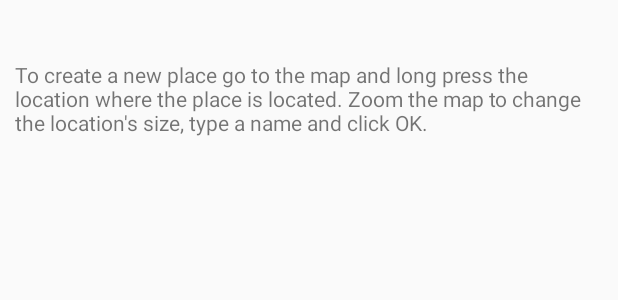
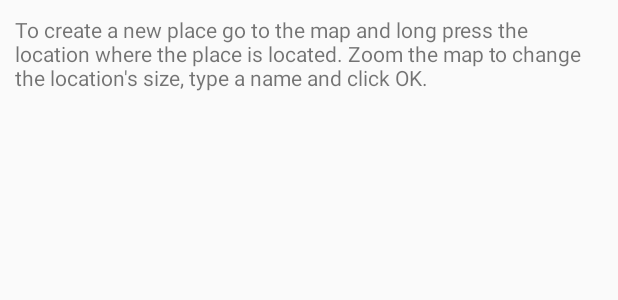
Before and after one commit to TheSoftwareFactory/lokki-android, an Android app: the layout fragment_places.xml on its own in the app's theme, with its tools: preview values and no code run, on a phone screen of 412 x 824 dp. Shown: the top 300 px of the screen. Run offline under Robolectric (Android 15) with nearby library versions, the phone set to English and light mode, and no system bars.

Commit message:
Moved place creation instructions above list of places

```diff
--- a/App/src/main/res/layout/fragment_places.xml
+++ b/App/src/main/res/layout/fragment_places.xml
@@ -7,15 +7,17 @@
     <ListView
         android:id="@+id/listView1"
         android:layout_width="fill_parent"
-        android:layout_height="wrap_content" />
+        android:layout_height="wrap_content"
+        android:layout_below="@+id/textView1" />
 
     <TextView
         android:id="@+id/textView1"
-        android:layout_below="@id/listView1"
         android:text="@string/places_how_to_create"
-        android:layout_marginTop="30dp"
         android:padding="10dp"
         android:layout_width="fill_parent"
-        android:layout_height="wrap_content" />
+        android:layout_height="wrap_content"
+        android:layout_alignParentTop="true"
+        android:layout_alignParentLeft="true"
+        android:layout_alignParentStart="true" />
 
 </RelativeLayout>
```
